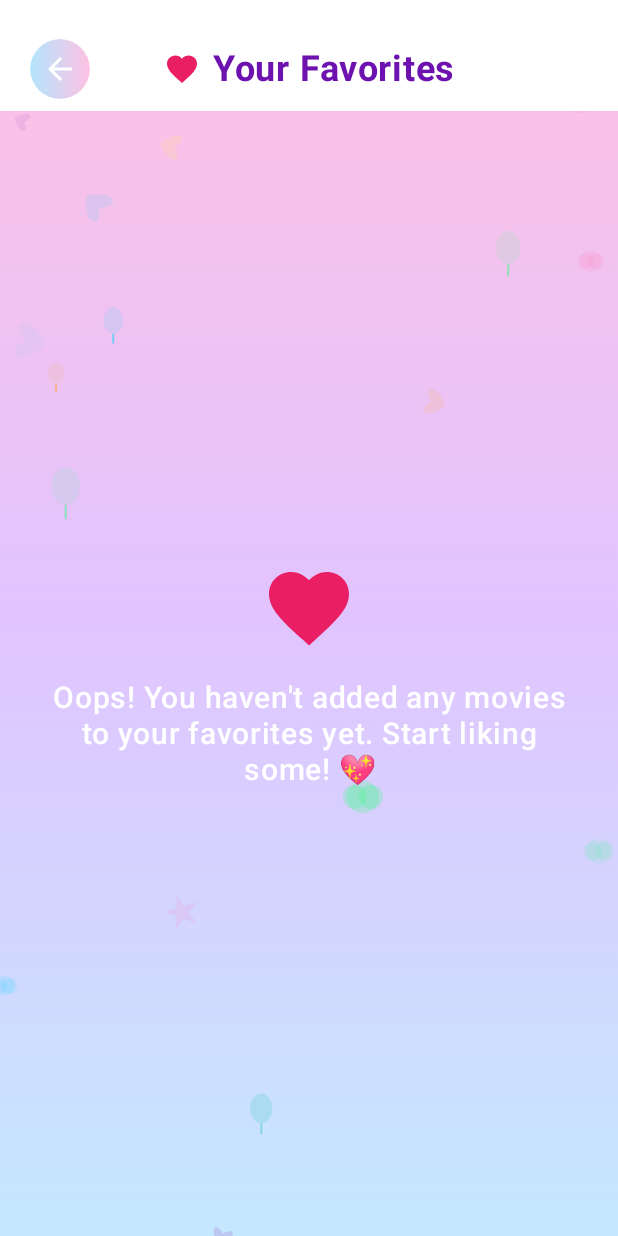
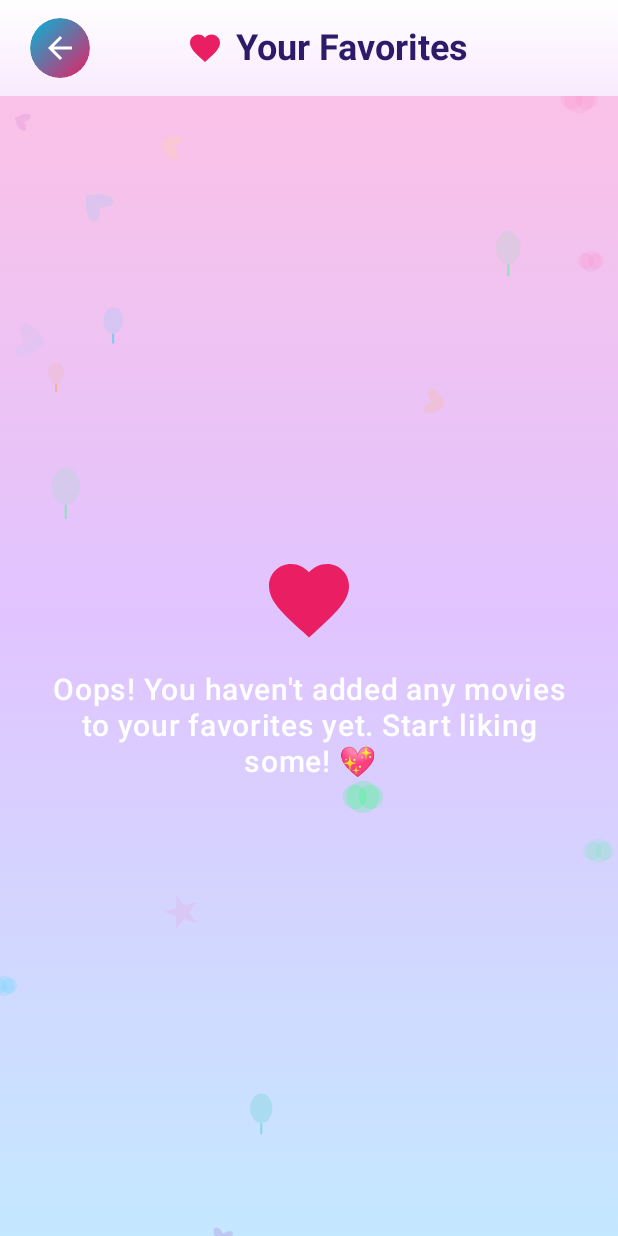
Before and after one commit to slsbyl/SafeKids, an Android app built with Jetpack Compose: the FavoritesScreen screen opened through its navigation route, on a phone screen of 412 x 824 dp. Run offline under Robolectric (Android 15) with nearby library versions, the phone set to English and light mode, and no system bars; our stand-ins replace Room's generated code; network calls fail; pictures from the network do not load.

Commit message:
Edit Top Bar of favorites screen

```diff
--- a/app/src/main/java/com/example/kidsmovieapp/screens/FavouritesScreen.kt
+++ b/app/src/main/java/com/example/kidsmovieapp/screens/FavouritesScreen.kt
@@ -6,7 +6,6 @@ import androidx.compose.foundation.layout.*
 import androidx.compose.foundation.lazy.grid.GridCells
 import androidx.compose.foundation.lazy.grid.LazyVerticalGrid
 import androidx.compose.foundation.lazy.grid.items
-import androidx.compose.foundation.shape.CircleShape
 import androidx.compose.foundation.shape.RoundedCornerShape
 import androidx.compose.material.icons.Icons
 import androidx.compose.material.icons.automirrored.filled.ArrowBack
@@ -18,6 +17,8 @@ import androidx.compose.material3.Icon
 import androidx.compose.material3.IconButton
 import androidx.compose.material3.Scaffold
 import androidx.compose.material3.Text
+import androidx.compose.material3.TopAppBar
+import androidx.compose.material3.TopAppBarDefaults
 import androidx.compose.runtime.Composable
 import androidx.compose.runtime.collectAsState
 import androidx.compose.runtime.getValue
@@ -37,8 +38,7 @@ import coil.compose.AsyncImage
 import com.example.kidsmovieapp.AnimatedBackground
 import com.example.kidsmovieapp.data.remote.dto.MovieDto
 import com.example.kidsmovieapp.ui.theme.PinkAccent
-import com.example.kidsmovieapp.ui.theme.BlueGradient
-import com.example.kidsmovieapp.ui.theme.PinkGradient
+
 import com.example.kidsmovieapp.ui.theme.DarkPurpleText
 
 
@@ -52,8 +52,74 @@ fun FavoritesScreen(
     val favorites by viewModel.favoriteMovies.collectAsState()
 
     Scaffold(
-
-        topBar = { }) { paddingValues ->
+        topBar = {
+            Box(
+                modifier = Modifier
+                    .fillMaxWidth()
+                    .background(
+                        Brush.verticalGradient(
+                            colors = listOf(Color.White, Color(0xFFF8EAFE))
+                        )
+                    )
+            ) {
+                TopAppBar(
+                    colors = TopAppBarDefaults.topAppBarColors(
+                        containerColor = Color.Transparent
+                    ),
+                    title = {
+                        Row(
+                            verticalAlignment = Alignment.CenterVertically,
+                            modifier = Modifier.fillMaxWidth()
+                        ) {
+                            IconButton(onClick = onBackClicked) {
+                                Box(
+                                    modifier = Modifier
+                                        .size(40.dp)
+                                        .background(
+                                            brush = Brush.linearGradient(
+                                                colors = listOf(
+                                                    Color(0xFF00B7D9),
+                                                    Color(0xFFE91E63)
+                                                )
+                                            ),
+                                            shape = RoundedCornerShape(45.dp)
+                                        ),
+                                    contentAlignment = Alignment.Center
+                                ) {
+                                    Icon(
+                                        imageVector = Icons.AutoMirrored.Filled.ArrowBack,
+                                        contentDescription = "Back",
+                                        tint = Color.White
+                                    )
+                                }
+                            }
+                            Row(
+                                modifier = Modifier
+                                    .weight(1f),
+                                horizontalArrangement = Arrangement.Center,
+                                verticalAlignment = Alignment.CenterVertically
+                            ) {
+                                Icon(
+                                    imageVector = Icons.Default.Favorite,
+                                    contentDescription = null,
+                                    tint = PinkAccent
+                                )
+                                Spacer(modifier = Modifier.width(8.dp))
+                                Text(
+                                    text = "Your Favorites",
+                                    color = Color(0xFF2D1B69),
+                                    fontWeight = FontWeight.Bold,
+                                    fontSize = 24.sp,
+                                    textAlign = TextAlign.Center
+                                )
+                            }
+                            Spacer(modifier = Modifier.size(40.dp))
+                        }
+                    },
+                )
+            }
+        }
+    ) { paddingValues ->
 
         Box(
             modifier = Modifier.fillMaxSize()
@@ -65,55 +131,6 @@ fun FavoritesScreen(
                     .fillMaxSize()
                     .padding(paddingValues)
             ) {
-                Row(
-                    modifier = Modifier
-                        .fillMaxWidth()
-                        .background(Color.White)
-                        .padding(top = 26.dp, start = 20.dp, end = 20.dp, bottom = 8.dp),
-                    verticalAlignment = Alignment.CenterVertically
-                ) {
-                    IconButton(
-                        onClick = onBackClicked, modifier = Modifier.size(40.dp)
-                    ) {
-                        Icon(
-                            imageVector = Icons.AutoMirrored.Filled.ArrowBack,
-                            contentDescription = "Back",
-                            tint = Color.White,
-                            modifier = Modifier
-                                .fillMaxSize()
-                                .background(
-                                    brush = Brush.horizontalGradient(
-                                        listOf(
-                                            BlueGradient, PinkGradient
-                                        )
-                                    ), shape = CircleShape
-                                )
-                                .padding(8.dp)
-                        )
-                    }
-
-                    Row(
-                        modifier = Modifier.weight(1f),
-                        horizontalArrangement = Arrangement.Center,
-                        verticalAlignment = Alignment.CenterVertically
-                    ) {
-                        Icon(
-                            imageVector = Icons.Default.Favorite,
-                            contentDescription = null,
-                            tint = PinkAccent
-                        )
-                        Spacer(modifier = Modifier.width(8.dp))
-                        Text(
-                            text = "Your Favorites",
-                            color = DarkPurpleText,
-                            fontWeight = FontWeight.Bold,
-                            fontSize = 24.sp,
-                            textAlign = TextAlign.Center
-                        )
-                    }
-
-                    Spacer(modifier = Modifier.size(40.dp))
-                }
                 if (favorites.isEmpty()) {
                     Box(
                         modifier = Modifier.fillMaxSize(), contentAlignment = Alignment.Center
@@ -174,8 +191,6 @@ fun FavoriteMovieItem(
                         )
                     )
             )
-
-
             Column(
                 modifier = Modifier
                     .fillMaxWidth()
```
